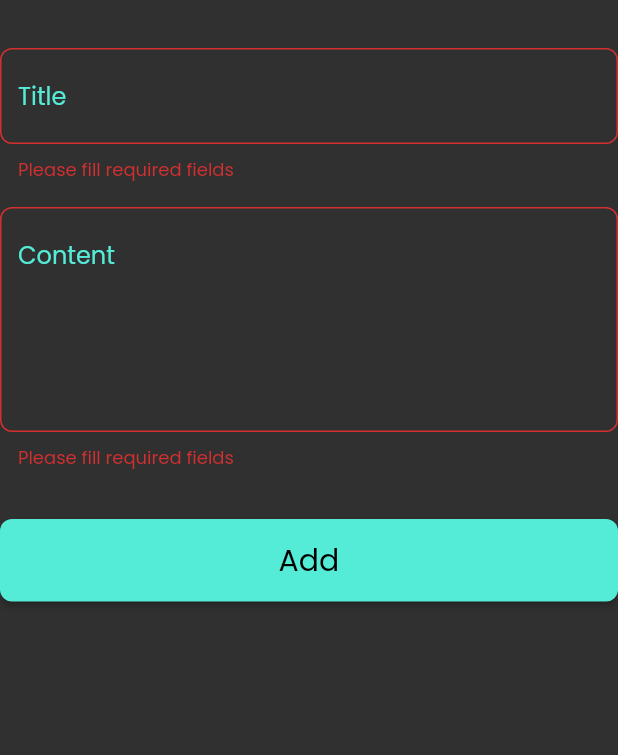
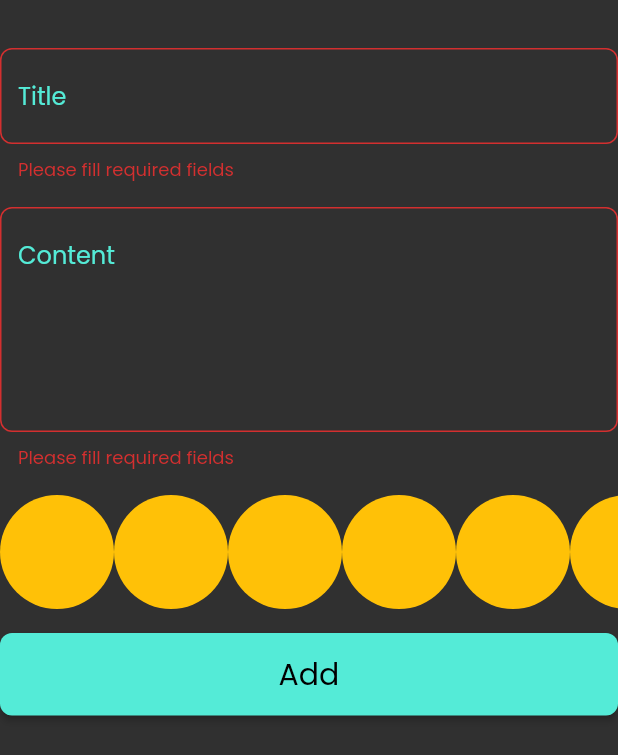
Before and after one commit to yasserdarwish/note_app, a Flutter app: the AddNoteForm widget shown alone on an empty page, opened directly, after a tap on "Add", on a phone screen of 412 x 824 dp. Shown: the top 755 px of the screen. Run offline on Flutter 3.47's test engine with Material 2 defaults, Android fonts, the phone set to English and light mode, and no system bars; our stand-ins replace bloc, flutter_bloc, font_awesome_flutter, hive, hive_flutter; accounts and stored records are empty.

Commit message:
create colors list view

```diff
--- a/lib/views/widgets/add_note_form.dart
+++ b/lib/views/widgets/add_note_form.dart
@@ -3,6 +3,7 @@ import 'package:flutter_bloc/flutter_bloc.dart';
 import 'package:intl/intl.dart';
 import 'package:notes_app/cubits/add_note_cubit/add_note_cubit.dart';
 import 'package:notes_app/models/note_model.dart';
+import 'package:notes_app/views/widgets/color_list_view.dart';
 import 'package:notes_app/views/widgets/custom_button.dart';
 import 'package:notes_app/views/widgets/custom_text_field.dart';
 
@@ -46,25 +47,18 @@ class _AddNoteFormState extends State<AddNoteForm> {
             maxLines: 5,
           ),
           const SizedBox(
-            height: 32,
+            height: 16,
+          ),
+          const ColorListView(),
+          const SizedBox(
+            height: 16,
           ),
           BlocBuilder<AddNoteCubit, AddNoteState>(
             builder: (context, state) {
               return CustomButton(
                 isLoading: state is AddNoteLoading ? true : false,
                 onPressed: () {
-                  if (formkey.currentState!.validate()) {
-                    formkey.currentState!.save();
-                    var noteModel = NoteModel(
-                        title: title!,
-                        content: content!,
-                        date: DateFormat.yMMMd().format(DateTime.now()),
-                        color: Colors.blue.value);
-                    BlocProvider.of<AddNoteCubit>(context).addnote(noteModel);
-                  } else {
-                    autovalidateMode = AutovalidateMode.always;
-                    setState(() {});
-                  }
+                  addNote(context);
                 },
               );
             },
@@ -76,4 +70,19 @@ class _AddNoteFormState extends State<AddNoteForm> {
       ),
     );
   }
+
+  void addNote(BuildContext context) {
+    if (formkey.currentState!.validate()) {
+      formkey.currentState!.save();
+      var noteModel = NoteModel(
+          title: title!,
+          content: content!,
+          date: DateFormat.yMMMd().format(DateTime.now()),
+          color: Colors.blue.value);
+      BlocProvider.of<AddNoteCubit>(context).addnote(noteModel);
+    } else {
+      autovalidateMode = AutovalidateMode.always;
+      setState(() {});
+    }
+  }
 }
--- /dev/null
+++ b/lib/views/widgets/color_list_view.dart
@@ -0,0 +1,32 @@
+import 'package:flutter/material.dart';
+
+class ColorItem extends StatelessWidget {
+  const ColorItem({super.key});
+
+  @override
+  Widget build(BuildContext context) {
+    return const CircleAvatar(
+      radius: 38,
+      backgroundColor: Colors.amber,
+    );
+  }
+}
+
+class ColorListView extends StatelessWidget {
+  const ColorListView({super.key});
+
+  @override
+  Widget build(BuildContext context) {
+    return SizedBox(
+      height: 38 * 2,
+      child: ListView.builder(
+        physics: const BouncingScrollPhysics(),
+        scrollDirection: Axis.horizontal,
+        itemCount: 10,
+        itemBuilder: (context, index) {
+          return const ColorItem();
+        },
+      ),
+    );
+  }
+}
```
